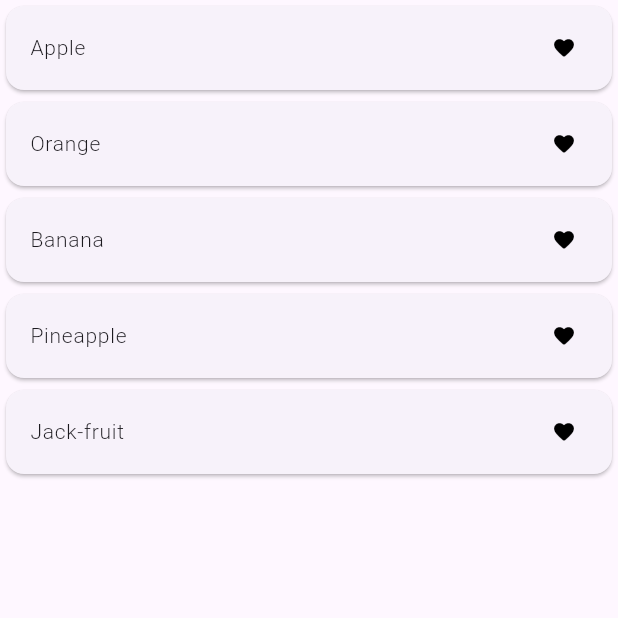
After one commit to AjmianurRahman/Getx-Roadmap, a Flutter app: the screen it shows after launch, after a tap on "State 2 Manage Screen", on a phone screen of 412 x 824 dp, the top half of it. The commit adds this screen. Run offline on Flutter 3.47's test engine with Material 3 defaults, Android fonts, the phone set to English and light mode, and no system bars; our stand-ins replace get.

Commit message:
State manage with list

```diff
--- a/lib/home_screen.dart
+++ b/lib/home_screen.dart
@@ -3,6 +3,7 @@ import 'package:flutter/material.dart';
 import 'package:get/get.dart';
 import 'package:getx_roadmap/new_screen.dart';
 import 'package:getx_roadmap/state_screen.dart';
+import 'package:getx_roadmap/state_two_screen.dart';
 
 class HomeScreen extends StatefulWidget {
   const HomeScreen({super.key});
@@ -87,6 +88,11 @@ class _HomeScreenState extends State<HomeScreen> {
             //  Navigator.push(context, MaterialPageRoute(builder: (context)=>NewScreen()));
             Get.to(StateScreen());
           }, child: Text('State Manage Screen')),
+          const SizedBox(height: 30,),
+          OutlinedButton(onPressed:(){
+            //  Navigator.push(context, MaterialPageRoute(builder: (context)=>NewScreen()));
+            Get.to(StateTwoScreen());
+          }, child: Text('State 2 Manage Screen')),
 
         ],
       ),
--- a/lib/main.dart
+++ b/lib/main.dart
@@ -18,10 +18,6 @@ class MyApp extends StatelessWidget {
       locale: Locale('en', 'US'),
       fallbackLocale: Locale('en', 'US'),
       translations: Languages(),
-      theme: ThemeData(
-       colorScheme: ColorScheme.fromSeed(seedColor: Colors.deepPurple),
-        useMaterial3: true,
-      ),
       home: const HomeScreen(),
     );
   }
--- /dev/null
+++ b/lib/state manage/favourite_controller.dart
@@ -0,0 +1,19 @@
+import 'package:get/get.dart';
+import 'package:get/get_rx/get_rx.dart';
+
+class FavouriteController extends GetxController {
+  RxList<String> fruits =
+      ['Apple', 'Orange', 'Banana', 'Pineapple', 'Jack-fruit'].obs;
+
+  RxList<dynamic> _tempFruitList = [].obs;
+
+  RxList get getSelectedList => _tempFruitList;
+
+  setToList(dynamic value) {
+    _tempFruitList.add(value);
+  }
+
+  removeFromList(dynamic value) {
+    _tempFruitList.remove(value);
+  }
+}
--- /dev/null
+++ b/lib/state_two_screen.dart
@@ -0,0 +1,63 @@
+import 'package:flutter/material.dart';
+import 'package:get/get.dart';
+import 'package:getx_roadmap/state%20manage/favourite_controller.dart';
+import 'package:getx_roadmap/uitls/text_300.dart';
+
+class StateTwoScreen extends StatefulWidget {
+  const StateTwoScreen({super.key});
+
+  @override
+  State<StateTwoScreen> createState() => _StateTwoScreenState();
+}
+
+class _StateTwoScreenState extends State<StateTwoScreen> {
+  FavouriteController favouriteController = Get.put(FavouriteController());
+
+  @override
+  Widget build(BuildContext context) {
+    print('THIS IS THE 5555555555555');
+    return Scaffold(
+      body: Column(
+        children: [
+          Expanded(
+            child: ListView.builder(
+                itemCount: favouriteController.fruits.length,
+                itemBuilder: (context, index) {
+                  return Card(
+                    child: ListTile(
+                      onTap: () {
+                        if (!favouriteController.getSelectedList.contains(
+                            favouriteController.fruits[index].toString())) {
+                          favouriteController.setToList(
+                              favouriteController.fruits[index].toString());
+
+                          print('/+++/ ${favouriteController.getSelectedList}');
+                        } else {
+                          favouriteController.removeFromList(
+                              favouriteController.fruits[index].toString());
+                          print('/---/ ${favouriteController.getSelectedList}');
+                        }
+                      },
+                      title: Text300(
+                          text: favouriteController.fruits[index].toString(),
+                          fontSize: 14),
+                      trailing:Obx((){
+                        print('THIS IS THE 0000000000');
+                        return   Icon(Icons.favorite_rounded,
+                            size: 16,
+                            color: favouriteController.getSelectedList.contains(
+                                favouriteController.fruits[index].toString())
+                                ? Colors.pink
+                                : Colors.black);
+                      }),
+
+
+                    ),
+                  );
+                }),
+          )
+        ],
+      ),
+    );
+  }
+}
```
